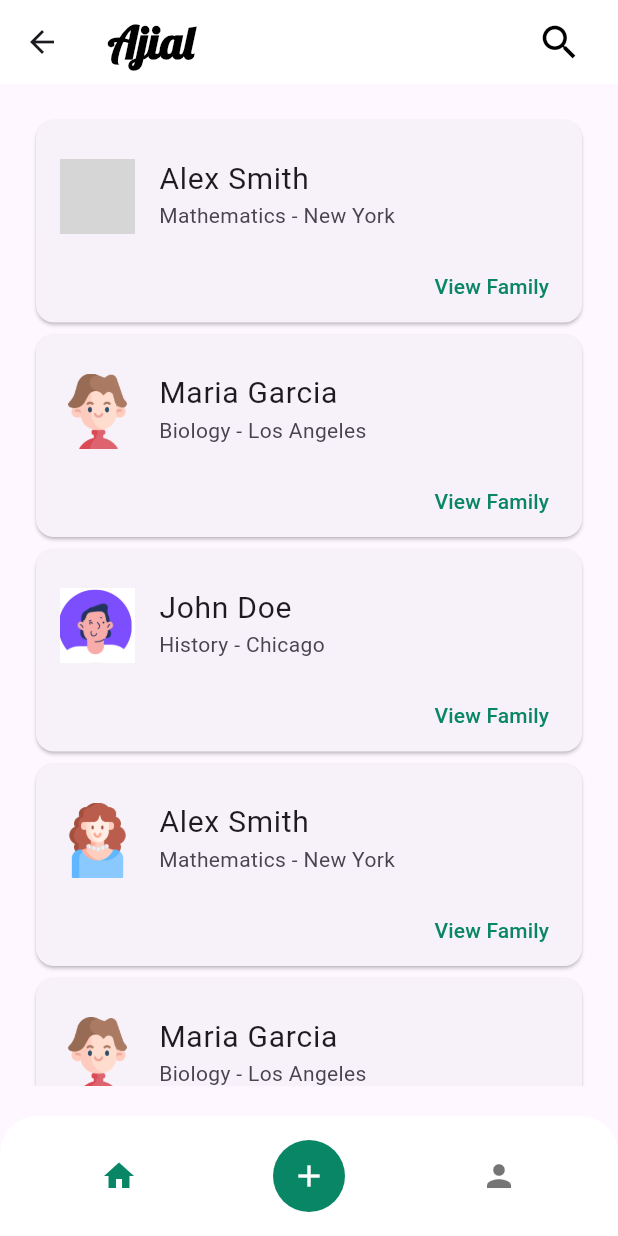
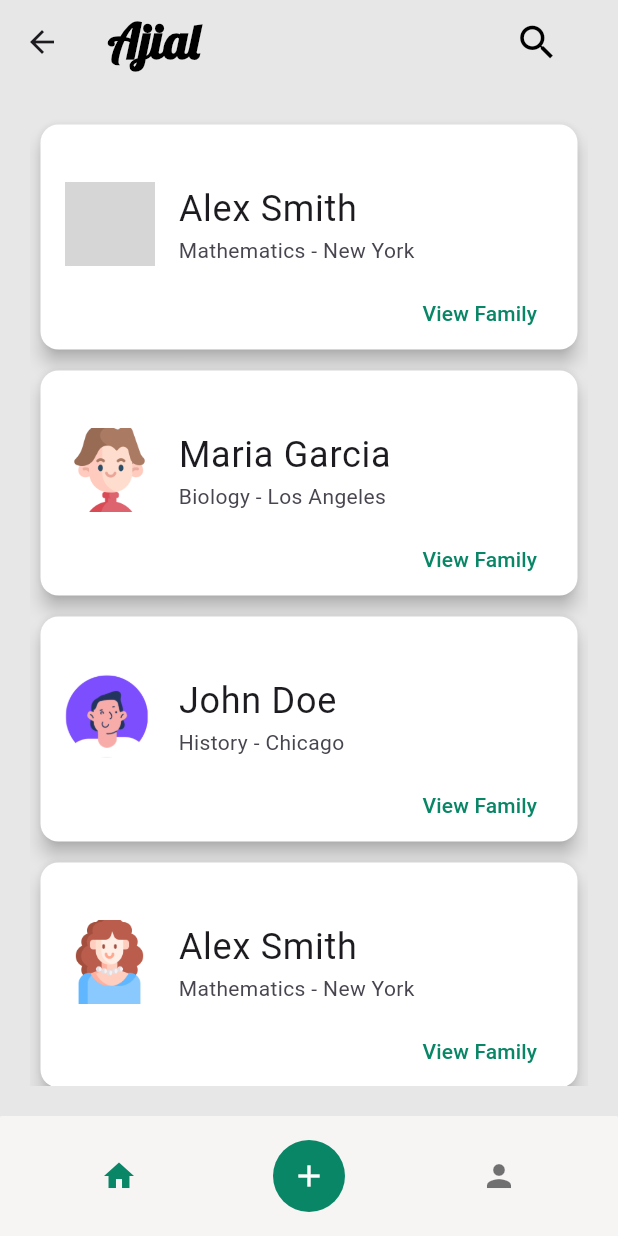
Before and after one commit to Natalia-Salameh/Family-Tree, a Flutter app: the Home screen opened by its route, on a phone screen of 412 x 824 dp. Run offline on Flutter 3.47's test engine with Material 3 defaults, Android fonts, the phone set to English and light mode, and no system bars; our stand-ins replace contained_tab_bar_view, google_fonts; missing offline and left inert: drop_down_list, flutter_verification_code, graphview; grey boxes are pictures that could not be loaded.

Commit message:
legacy fix

```diff
--- a/lib/core/constants/routes.dart
+++ b/lib/core/constants/routes.dart
@@ -21,7 +21,7 @@ class AppRoute {
   static const String editLegacy = "editLegacy";
   static const String home = "home";
   static const String verifyCode = "verifyCode";
-
+  static const String legacy = "legacy";
 }
 
 // Map<String, Widget Function(BuildContext)> routes = {
--- a/lib/main.dart
+++ b/lib/main.dart
@@ -43,6 +43,7 @@ class MyApp extends StatelessWidget {
 
           AppRoute.form: (context) => UserForm(),
           AppRoute.editLegacy: (context) => LegacyEdit(),
+          AppRoute.legacy: (context) => Legacy(),
         });
   }
 }
--- a/lib/view/screens/bottom_nav.dart
+++ b/lib/view/screens/bottom_nav.dart
@@ -15,11 +15,11 @@ class CustomFloatingBottomBar extends StatelessWidget {
   @override
   Widget build(BuildContext context) {
     return ClipRRect(
-      borderRadius: const BorderRadius.vertical(top: Radius.circular(25)),
+      borderRadius: const BorderRadius.vertical(top: Radius.circular(1)),
       child: BottomAppBar(
         shape: const CircularNotchedRectangle(),
         notchMargin: 5,
-        color: Colors.white,
+        color: Color.fromARGB(255, 247, 244, 244),
         child: Row(
           mainAxisSize: MainAxisSize.max,
           mainAxisAlignment: MainAxisAlignment.spaceAround,
@@ -38,7 +38,7 @@ class CustomFloatingBottomBar extends StatelessWidget {
               ),
               child: IconButton(
                 icon: const Icon(Icons.add),
-                color: Colors.white,
+                color: CustomColors.white,
                 onPressed: () => onItemTapped(1),
               ),
             ),
--- a/lib/view/screens/home/home.dart
+++ b/lib/view/screens/home/home.dart
@@ -1,3 +1,4 @@
+import 'package:family_tree_application/view/screens/Legacy/legacy.dart';
 import 'package:family_tree_application/view/screens/home/search.dart';
 import 'package:family_tree_application/view/screens/home/tree.dart';
 import 'package:flutter/material.dart';
@@ -51,10 +52,16 @@ class _HomeState extends State<Home> {
     },
     // Add more people as needed
   };
+  bool _showLegacyPage = false;
 
   void _onItemTapped(int index) {
     setState(() {
       _selectedIndex = index;
+      if (index == 2) {
+        _showLegacyPage = true;
+      } else {
+        _showLegacyPage = false;
+      }
     });
   }
 
@@ -69,20 +76,24 @@ class _HomeState extends State<Home> {
             String personKey = 'person${index + 1}';
             var person = people[personKey];
             return Card(
+              color: Colors.white,
+              shadowColor: CustomColors.black,
+              elevation: 5,
+              margin: EdgeInsets.all(7),
               child: Column(
                 mainAxisSize: MainAxisSize.min,
                 children: <Widget>[
-                  const SizedBox(height: 15),
+                  const SizedBox(height: 30),
                   ListTile(
                     leading: Image.asset(
                       person?['image'],
-                      height: 50,
-                      width: 50,
+                      height: 60,
+                      width: 60,
                       fit: BoxFit.cover,
                     ),
                     title: Text(
                       person['name'],
-                      style: const TextStyle(fontSize: 20),
+                      style: const TextStyle(fontSize: 24),
                     ),
                     subtitle:
                         Text('${person['subject']} - ${person['location']}'),
@@ -90,7 +101,7 @@ class _HomeState extends State<Home> {
                   Row(
                     mainAxisAlignment: MainAxisAlignment.end,
                     children: <Widget>[
-                      const SizedBox(height: 10),
+                      const SizedBox(height: 15),
                       TextButton(
                         child: const Text(
                           'View Family',
@@ -105,7 +116,7 @@ class _HomeState extends State<Home> {
                           );
                         },
                       ),
-                      const SizedBox(width: 10),
+                      const SizedBox(width: 15),
                     ],
                   ),
                 ],
@@ -115,25 +126,27 @@ class _HomeState extends State<Home> {
         ),
       ),
       const Center(child: Text('Add Page')),
-      const Center(child: Text('Profile Page')),
+      const Center(child: Legacy()),
     ];
-
     return Scaffold(
-      appBar: AppBar(
+      backgroundColor: Color.fromARGB(255, 232, 231, 231),
+      appBar: _showLegacyPage
+          ? null
+          : AppBar(
               title: Text(
                 'Ajial',
                 style: GoogleFonts.lobster(
                   textStyle: const TextStyle(
                     color: CustomColors.black,
                     fontWeight: FontWeight.bold,
-              fontSize: 30,
+                    fontSize: 32,
                   ),
                 ),
               ),
-        backgroundColor: Colors.white,
+              backgroundColor: Color.fromARGB(255, 232, 231, 231),
               actions: <Widget>[
                 Padding(
-            padding: const EdgeInsets.symmetric(horizontal: 15),
+                  padding: const EdgeInsets.symmetric(horizontal: 30),
                   child: IconButton(
                     icon: const Icon(
                       Icons.search,
@@ -152,7 +165,12 @@ class _HomeState extends State<Home> {
                 ),
               ],
             ),
-      body: _pages[_selectedIndex],
+      body: Stack(
+        children: [
+          _pages[_selectedIndex],
+          if (_showLegacyPage) Legacy(),
+        ],
+      ),
       bottomNavigationBar: CustomFloatingBottomBar(
         selectedIndex: _selectedIndex,
         onItemTapped: _onItemTapped,
--- a/pubspec.yaml
+++ b/pubspec.yaml
@@ -42,6 +42,7 @@ dependencies:
   drop_down_list: ^0.0.6
   contained_tab_bar_view: ^0.8.0
   directed_graph: ^0.4.0
+  collection: ^1.18.0
 
 dev_dependencies:
   flutter_test:
```
Also changed, not shown: lib/view/screens/home/tree.dart (+25 -11 lines), pubspec.lock. Lines whose indentation alone changed are shown as unchanged.
